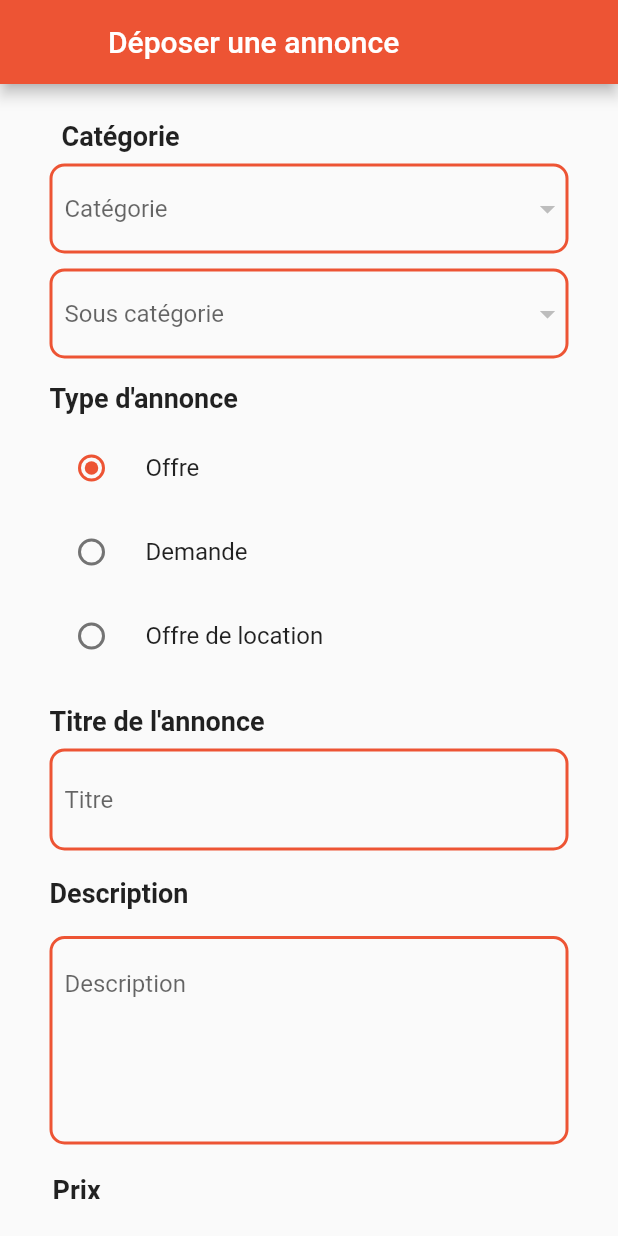
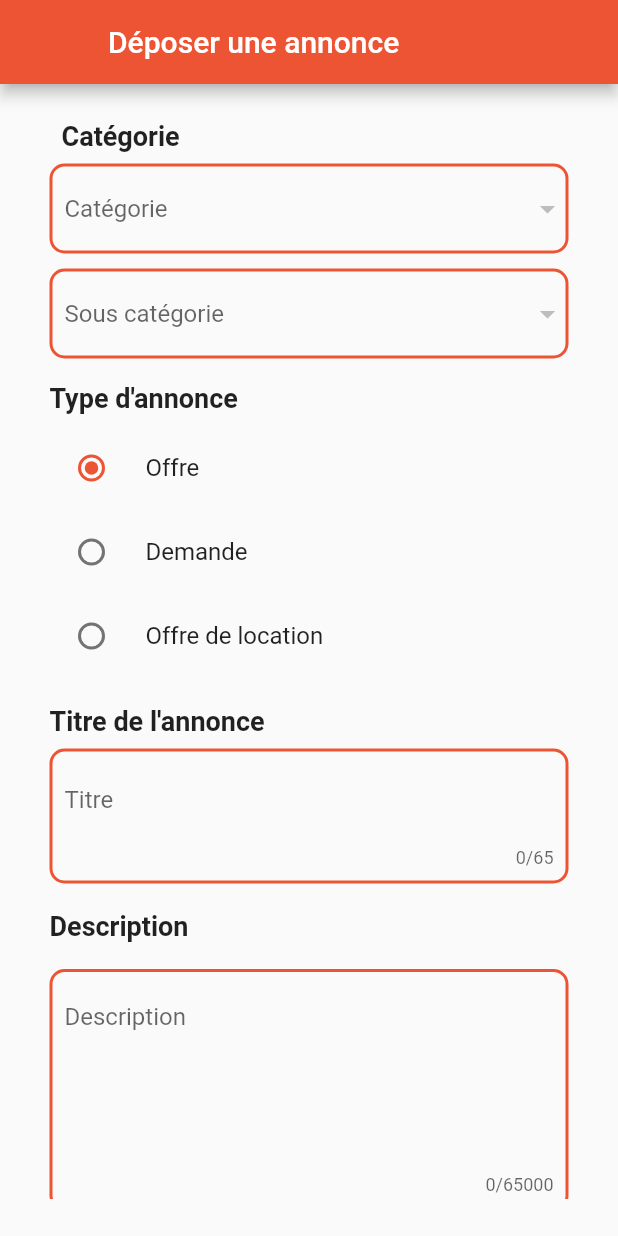
Before and after one commit to mbarkinedra/afariat-app, a Flutter app: the TapPublishScr screen opened directly, on a phone screen of 412 x 824 dp. Run offline on Flutter 3.47's test engine with Material 2 defaults, Android fonts, the phone set to English and light mode, and no system bars; our stand-ins replace animated_splash_screen, bubble, carousel_slider, connectivity_plus, dio, flutter_chat_types and 9 more; accounts and stored records are empty; network calls fail.

```diff
--- a/lib/home/tap_publish/tap_publish_scr.dart
+++ b/lib/home/tap_publish/tap_publish_scr.dart
@@ -259,6 +259,8 @@ class TapPublishScr extends GetWidget<TapPublishViewController> {
                                           controller.validator.validateTitle,
                                       hintText: "Titre",
                                       textEditingController: controller.title,
+                                        maxLines: 1,
+                                      maxLength: 65,
                                     ),
                                   ),
                                   const SizedBox(
@@ -281,6 +283,7 @@ class TapPublishScr extends GetWidget<TapPublishViewController> {
                                         left: 8.0, right: 8),
                                     child: CustomTextFiled(
                                       maxLines: 5,
+                                      maxLength: 65000,
                                       color: framColor,
                                       //  width: size.width * .8,
                                       validator: controller
--- a/lib/mywidget/custom_text_filed.dart
+++ b/lib/mywidget/custom_text_filed.dart
@@ -10,6 +10,7 @@ class CustomTextFiled extends StatelessWidget {
   final Function validator;
   final double padding;
   final int maxLines;
+  final int maxLength;
 
   CustomTextFiled({
     @required this.textEditingController,
@@ -20,6 +21,7 @@ class CustomTextFiled extends StatelessWidget {
     @required this.width,
     this.validator,
     this.maxLines,
+    this.maxLength,
     this.obscureText = false,
   });
 
@@ -39,6 +41,7 @@ class CustomTextFiled extends StatelessWidget {
             border: InputBorder.none,
             hintText: hintText,
           ),
+          maxLength: maxLength,
         ),
       ),
       decoration: BoxDecoration(
```
Also changed, not shown: lib/validator/validator_Adverts.dart (+17 -12 lines).
